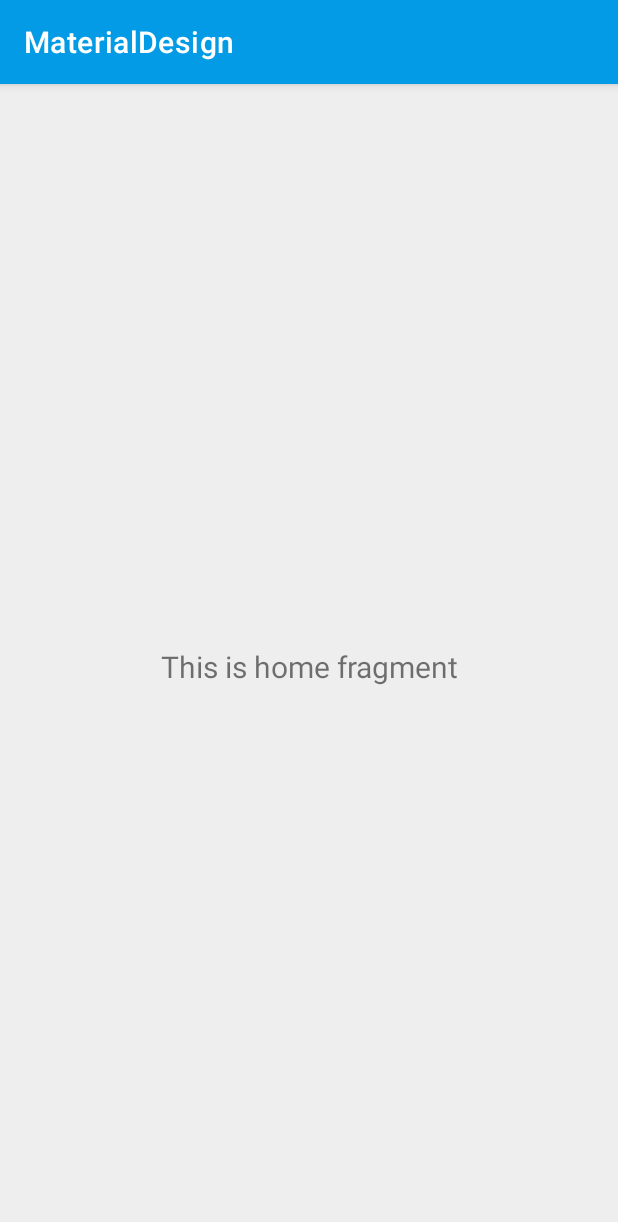
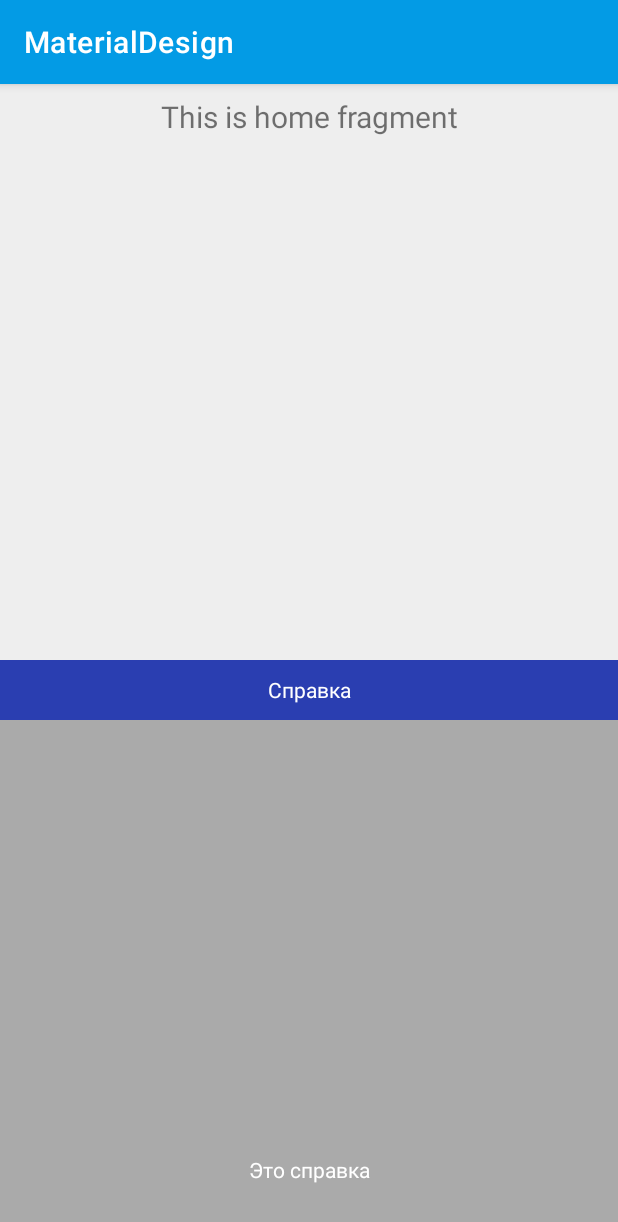
Before and after one commit to Falchio/MatDesBigProject, an Android app: the fragment HomeFragment shown on its own in the app's theme, on a phone screen of 412 x 824 dp. Shown: the top 1222 px of the screen. Run offline under Robolectric (Android 15) with nearby library versions, the phone set to English and light mode, and no system bars.

Commit message:
add EditText, Snackbar, BottomSheet

```diff
--- a/app/src/main/java/com/github/falchio/materialdesign/ui/home/HomeFragment.java
+++ b/app/src/main/java/com/github/falchio/materialdesign/ui/home/HomeFragment.java
@@ -13,10 +13,14 @@ import androidx.lifecycle.Observer;
 import androidx.lifecycle.ViewModelProviders;
 
 import com.github.falchio.materialdesign.R;
+import com.google.android.material.bottomsheet.BottomSheetBehavior;
+
+import static com.google.android.material.bottomsheet.BottomSheetBehavior.STATE_HALF_EXPANDED;
 
 public class HomeFragment extends Fragment {
 
     private HomeViewModel homeViewModel;
+    View bottomSheet;
 
     public View onCreateView(@NonNull LayoutInflater inflater,
                              ViewGroup container, Bundle savedInstanceState) {
@@ -30,6 +34,12 @@ public class HomeFragment extends Fragment {
                 textView.setText(s);
             }
         });
+
+
+        bottomSheet = root.findViewById(R.id.bottom_sheet);
+        BottomSheetBehavior bottomSheetBehavior = BottomSheetBehavior.from(bottomSheet);
+        bottomSheetBehavior.setState(STATE_HALF_EXPANDED);
         return root;
     }
+
 }
--- /dev/null
+++ b/app/src/main/res/layout/bottom_sheet.xml
@@ -0,0 +1,25 @@
+<?xml version="1.0" encoding="utf-8"?>
+<LinearLayout xmlns:android="http://schemas.android.com/apk/res/android"
+    xmlns:app="http://schemas.android.com/apk/res-auto"
+    android:id="@+id/bottom_sheet"
+    android:layout_width="match_parent"
+    android:layout_height="640dp"
+    android:background="@android:color/darker_gray"
+    android:orientation="vertical"
+    app:behavior_hideable="true"
+    app:behavior_peekHeight="40dp"
+    app:layout_behavior="com.google.android.material.bottomsheet.BottomSheetBehavior">
+    <TextView
+        android:layout_width="match_parent"
+        android:layout_height="40dp"
+        android:background="@color/accentColor"
+        android:gravity="center"
+        android:text="Справка"
+        android:textColor="@android:color/white" />
+    <TextView
+        android:layout_width="match_parent"
+        android:layout_height="match_parent"
+        android:gravity="center"
+        android:text="Это справка"
+        android:textColor="@android:color/white" />
+</LinearLayout>
--- a/app/src/main/res/layout/fragment_home.xml
+++ b/app/src/main/res/layout/fragment_home.xml
@@ -1,5 +1,5 @@
 <?xml version="1.0" encoding="utf-8"?>
-<androidx.constraintlayout.widget.ConstraintLayout xmlns:android="http://schemas.android.com/apk/res/android"
+<androidx.coordinatorlayout.widget.CoordinatorLayout xmlns:android="http://schemas.android.com/apk/res/android"
     xmlns:app="http://schemas.android.com/apk/res-auto"
     xmlns:tools="http://schemas.android.com/tools"
     android:layout_width="match_parent"
@@ -19,4 +19,6 @@
         app:layout_constraintEnd_toEndOf="parent"
         app:layout_constraintStart_toStartOf="parent"
         app:layout_constraintTop_toTopOf="parent" />
-</androidx.constraintlayout.widget.ConstraintLayout>
+
+    <include layout="@layout/bottom_sheet"/>
+</androidx.coordinatorlayout.widget.CoordinatorLayout>
--- a/app/src/main/res/layout/fragment_slideshow.xml
+++ b/app/src/main/res/layout/fragment_slideshow.xml
@@ -1,5 +1,6 @@
 <?xml version="1.0" encoding="utf-8"?>
-<androidx.constraintlayout.widget.ConstraintLayout xmlns:android="http://schemas.android.com/apk/res/android"
+<androidx.coordinatorlayout.widget.CoordinatorLayout
+    xmlns:android="http://schemas.android.com/apk/res/android"
     xmlns:app="http://schemas.android.com/apk/res-auto"
     xmlns:tools="http://schemas.android.com/tools"
     android:layout_width="match_parent"
@@ -19,4 +20,4 @@
         app:layout_constraintEnd_toEndOf="parent"
         app:layout_constraintStart_toStartOf="parent"
         app:layout_constraintTop_toTopOf="parent" />
-</androidx.constraintlayout.widget.ConstraintLayout>
+</androidx.coordinatorlayout.widget.CoordinatorLayout>
```
Also changed, not shown: app/src/main/java/com/github/falchio/materialdesign/LoginActivity.java (+59 -6 lines), app/src/main/java/com/github/falchio/materialdesign/ui/gallery/GalleryFragment.java (+1 -6 lines), app/src/main/java/com/github/falchio/materialdesign/ui/slideshow/SlideshowFragment.java (+1 -6 lines), app/src/main/res/layout/activity_login.xml (+6 -2 lines).
